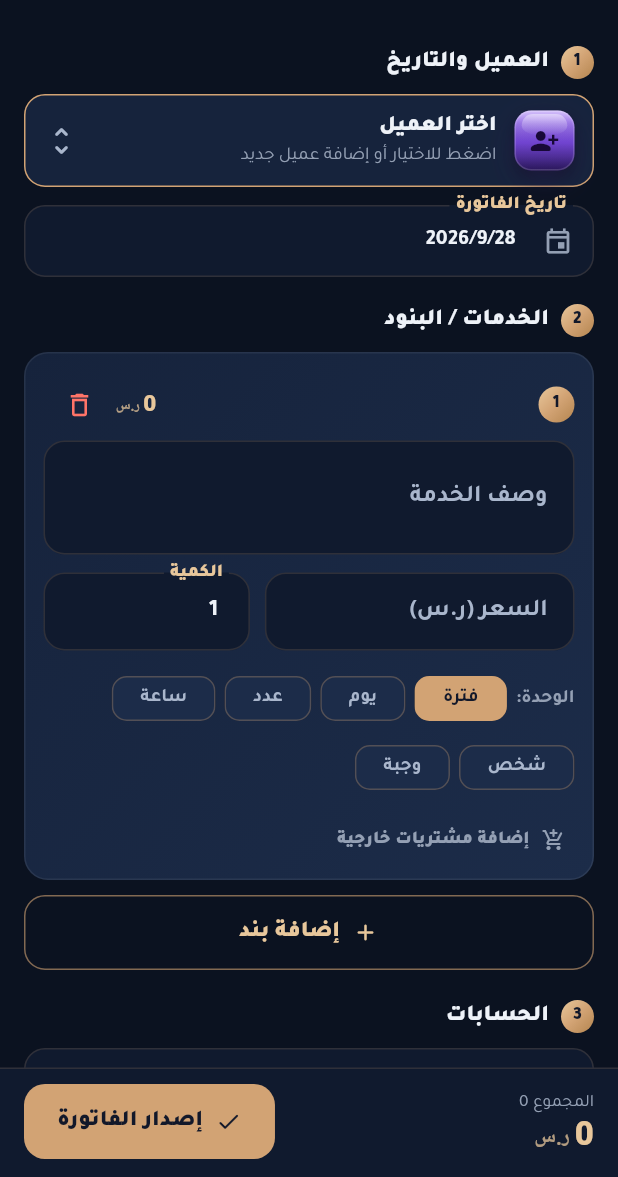
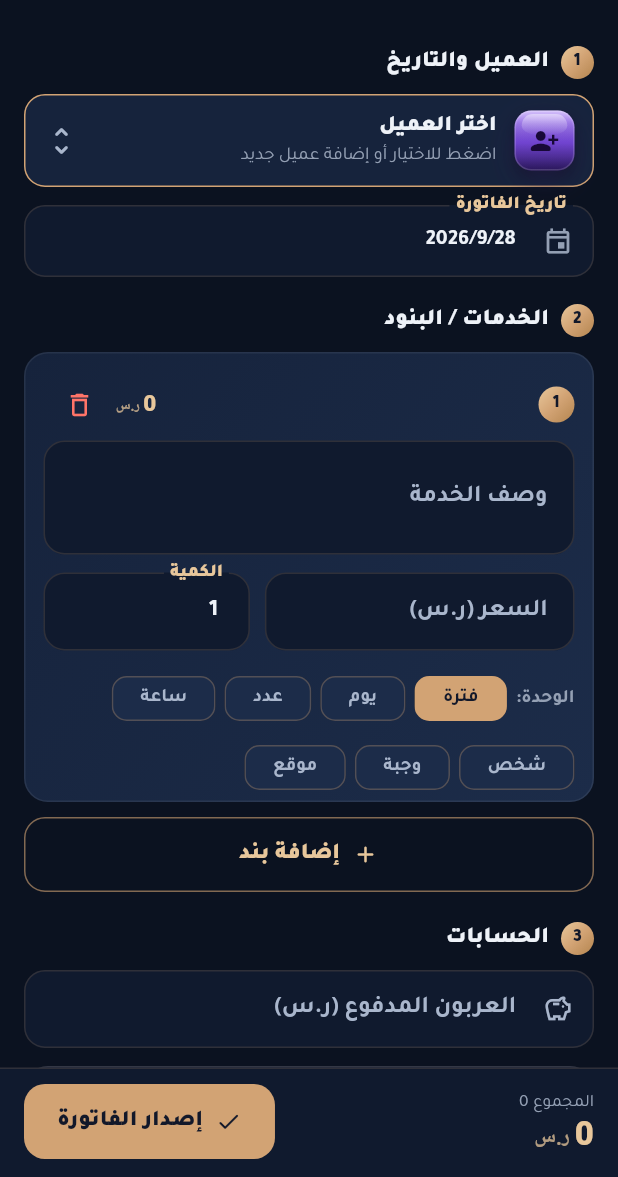
Before and after one commit to MoTechSys/keif_blins, a Flutter app: the DocForm screen opened directly with empty values, on a phone screen of 412 x 824 dp, the part 59-1236 px from its top. Run offline on Flutter 3.47's test engine with Material 3 defaults, Android fonts, the phone set to English and light mode, and no system bars; our stand-ins replace file_picker, google_sign_in, hive_flutter, open_filex, permission_handler, printing and 4 more; missing offline and left inert: barcode, bidi, extension_google_sign_in_as_googleapis_auth, googleapis, path_parsing; accounts and stored records are empty; network calls fail.

Commit message:
نموذج البند: حذف زر «إضافة مشتريات خارجية» (يبقى للبنود القديمة ذات القيمة) + وحدة «موقع» — بطلب العميل

```diff
--- a/lib/core/models.dart
+++ b/lib/core/models.dart
@@ -122,7 +122,8 @@ class Client {
 /* ============================================================
    بند
    ============================================================ */
-const unitLabels = ['فترة', 'يوم', 'عدد', 'ساعة', 'شخص', 'وجبة'];
+/// «موقع» بطلب العميل: يسعّر الموقع الواحد ويضرب في عدد المواقع (الكمية).
+const unitLabels = ['فترة', 'يوم', 'عدد', 'ساعة', 'شخص', 'وجبة', 'موقع'];
 
 class LineItem {
   String id;
--- a/lib/ui/screens/doc_form.dart
+++ b/lib/ui/screens/doc_form.dart
@@ -710,36 +710,18 @@ class _DocFormState extends State<DocForm> {
                 ],
               ),
             ),
-            const SizedBox(height: 4),
-            // مشتريات خارجية — مخفية خلف زر صغير حتى لا تزدحم البطاقة
-            if (c.extOpen || c.external.text.isNotEmpty)
+            // مشتريات خارجية — أُزيل زر الإضافة بطلب العميل (كل إضافة = بند مستقل).
+            // يبقى الحقل ظاهرًا فقط في المستندات القديمة التي تحمل قيمة، حتى لا تختفي قيمة موجودة بصمت.
+            if (c.hasExternal) ...[
+              const SizedBox(height: 4),
               Field(
                 'مشتريات خارجية (ر.س)',
                 controller: c.external,
                 type: const TextInputType.numberWithOptions(decimal: true),
                 icon: Icons.shopping_bag_outlined,
                 onChanged: (_) => setState(() {}),
-              )
-            else
-              Align(
-                alignment: AlignmentDirectional.centerStart,
-                child: TextButton.icon(
-                  style: TextButton.styleFrom(
-                    padding: const EdgeInsets.symmetric(horizontal: 6),
-                    minimumSize: const Size(0, 32),
-                  ),
-                  onPressed: () => setState(() => c.extOpen = true),
-                  icon: Icon(
-                    Icons.add_shopping_cart_rounded,
-                    size: 16,
-                    color: C.text3,
-                  ),
-                  label: Text(
-                    'إضافة مشتريات خارجية',
-                    style: TextStyle(color: C.text3, fontSize: 12),
-                  ),
-                ),
               ),
+            ],
           ],
         ),
       ),
@@ -909,7 +891,9 @@ class _ItemCtl {
   final String id;
   final TextEditingController desc, price, qty, external;
   String unit;
-  bool extOpen;
+
+  /// البند القديم يحمل مشتريات خارجية ⇐ يظهر حقلها للتعديل (لا زر إضافة للبنود الجديدة)
+  final bool hasExternal;
   _ItemCtl(LineItem li)
     : id = li.id,
       desc = TextEditingController(text: li.desc),
@@ -921,7 +905,7 @@ class _ItemCtl {
         text: li.external == 0 ? '' : fmt(li.external, trimZeros: true),
       ),
       unit = li.unitLabel,
-      extOpen = li.external != 0;
+      hasExternal = li.external != 0;
 
   void dispose() {
     desc.dispose();
```
Also changed, not shown: 1 other file.
